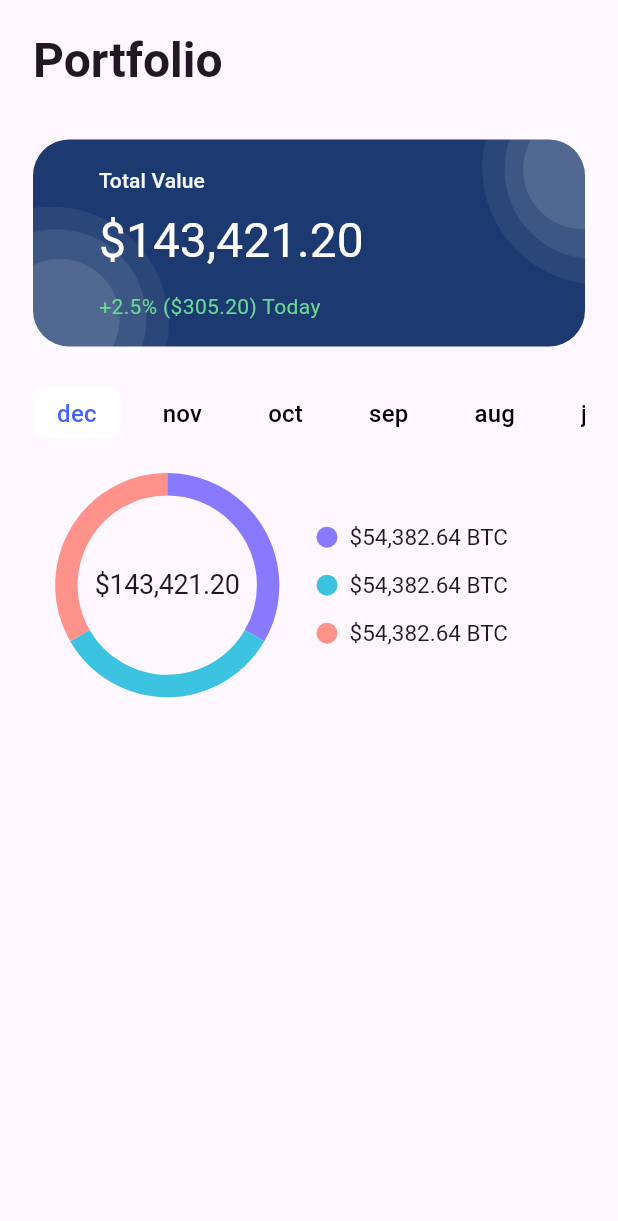
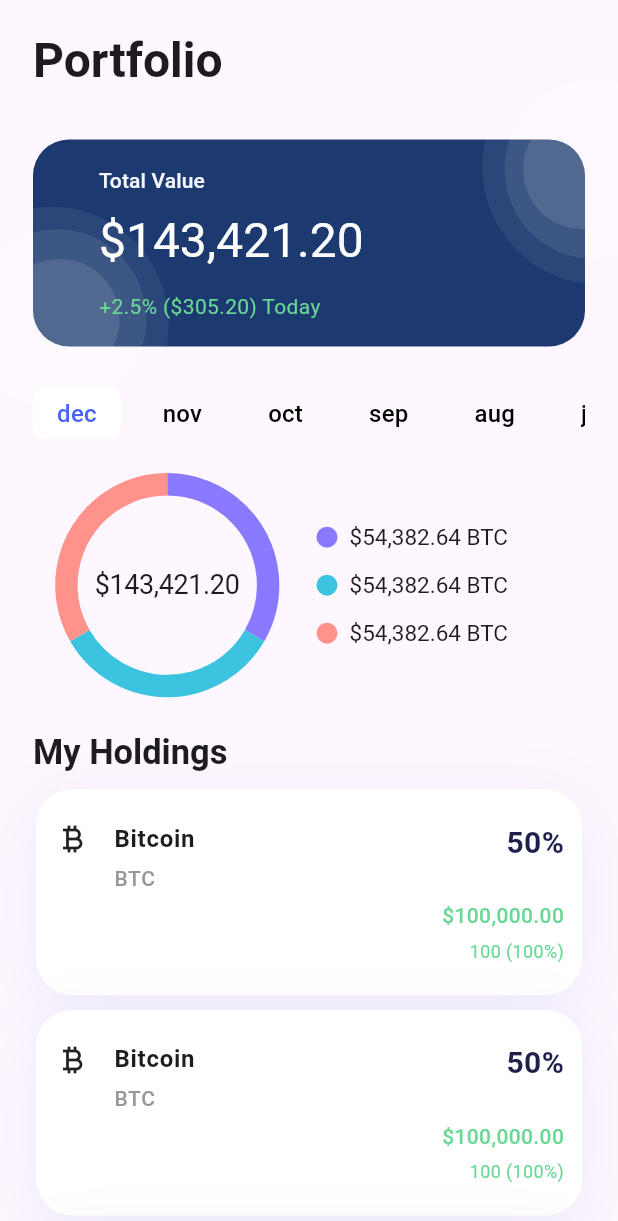
Before and after one commit to MohamedNaif/coin_gecko_graduation_project_metorship, a Flutter app: the screen it shows after launch, on a phone screen of 412 x 824 dp. Shown: the top 1221 px of the screen. Run offline on Flutter 3.47's test engine with Material 3 defaults, Android fonts, the phone set to English and light mode, and no system bars; drawn by our look-alikes of fl_chart; our stand-ins replace audioplayers, cherry_toast, dio, easy_localization, equatable, firebase_core and 7 more; accounts and stored records are empty; generated files the repository leaves out were written again.

Commit message:
feat(portfolio):Built Holding section and Cleaned up project structure by splitting and organizing the widget folder

```diff
--- /dev/null
+++ b/lib/features/data/model/holding_model.dart
@@ -0,0 +1,25 @@
+import 'package:flutter/material.dart';
+
+class PortfolioHolding {
+  const PortfolioHolding({
+    required this.name,
+    required this.symbol,
+    required this.allocationPercent,
+    required this.amountLabel,
+    required this.fiatValueLabel,
+    required this.dailyChangeLabel,
+    required this.dailyChangePercent,
+    required this.icon,
+    required this.accentColor,
+  });
+
+  final String name;
+  final String symbol;
+  final double allocationPercent;
+  final String amountLabel;
+  final String fiatValueLabel;
+  final String dailyChangeLabel;
+  final String dailyChangePercent;
+  final IconData icon;
+  final Color accentColor;
+}
--- a/lib/features/portfolio/widgets/distribution_card.dart
+++ b/lib/features/portfolio/widgets/distibution/distribution_card.dart
@@ -1,5 +1,5 @@
-import 'package:coin_gecko_graduation_project_metorship/features/portfolio/widgets/distribution_details.dart';
-import 'package:coin_gecko_graduation_project_metorship/features/portfolio/widgets/gradient_ring_chart.dart';
+import 'package:coin_gecko_graduation_project_metorship/features/portfolio/widgets/distibution/distribution_details.dart';
+import 'package:coin_gecko_graduation_project_metorship/features/portfolio/widgets/distibution/gradient_ring_chart.dart';
 import 'package:flutter/material.dart';
 
 class DistributionCard extends StatelessWidget {
--- /dev/null
+++ b/lib/features/portfolio/widgets/holding/holding_app_card.dart
@@ -0,0 +1,25 @@
+import 'package:coin_gecko_graduation_project_metorship/config/theme/app_colors.dart';
+import 'package:flutter/material.dart';
+
+class HoldingAppCard extends StatelessWidget {
+  const HoldingAppCard({super.key, required this.child});
+  final Widget child;
+
+  @override
+  Widget build(BuildContext context) {
+    return Container(
+      decoration: BoxDecoration(
+        color: AppColors.white,
+        borderRadius: BorderRadius.circular(24),
+        boxShadow: const [
+          BoxShadow(
+            color: Color(0x14344BC1),
+            blurRadius: 40,
+            offset: Offset(0, 10),
+          ),
+        ],
+      ),
+      child: child,
+    );
+  }
+}
--- /dev/null
+++ b/lib/features/portfolio/widgets/holding/holding_details.dart
@@ -0,0 +1,46 @@
+import 'package:coin_gecko_graduation_project_metorship/config/theme/app_colors.dart';
+import 'package:coin_gecko_graduation_project_metorship/core/extension/context_extention.dart';
+import 'package:coin_gecko_graduation_project_metorship/features/data/model/holding_model.dart';
+import 'package:flutter/material.dart';
+
+class HoldingDetails extends StatelessWidget {
+  const HoldingDetails({super.key, required this.holding});
+
+  final PortfolioHolding holding;
+
+  @override
+  Widget build(BuildContext context) {
+    return Column(
+      crossAxisAlignment: CrossAxisAlignment.end,
+      children: [
+        Text(
+          '${holding.allocationPercent.toStringAsFixed(0)}%',
+          style: const TextStyle(
+            fontWeight: FontWeight.w700,
+            fontSize: 20,
+            color: AppColors.primaryDark,
+          ),
+        ),
+        const SizedBox(height: 24),
+        Text(
+          holding.fiatValueLabel,
+          style: context.textTheme.bodyMedium?.copyWith(
+            overflow: TextOverflow.ellipsis,
+            color: AppColors.successLight,
+            fontWeight: FontWeight.w500,
+            fontSize: 14,
+          ),
+        ),
+        const SizedBox(height: 5),
+        Text(
+          '${holding.dailyChangeLabel} (${holding.dailyChangePercent})',
+          style: context.textTheme.bodyMedium?.copyWith(
+            overflow: TextOverflow.ellipsis,
+            color: AppColors.successLight,
+            fontSize: 12,
+          ),
+        ),
+      ],
+    );
+  }
+}
--- /dev/null
+++ b/lib/features/portfolio/widgets/holding/holding_info.dart
@@ -0,0 +1,33 @@
+import 'package:coin_gecko_graduation_project_metorship/config/theme/app_colors.dart';
+import 'package:coin_gecko_graduation_project_metorship/core/extension/context_extention.dart';
+import 'package:coin_gecko_graduation_project_metorship/features/data/model/holding_model.dart';
+import 'package:flutter/material.dart';
+
+class HoldingInfo extends StatelessWidget {
+  const HoldingInfo({super.key, required this.holding});
+
+  final PortfolioHolding holding;
+
+  @override
+  Widget build(BuildContext context) {
+    return Column(
+      crossAxisAlignment: CrossAxisAlignment.start,
+      children: [
+        Text(
+          holding.name,
+          style: context.textTheme.bodyLarge?.copyWith(
+            fontWeight: FontWeight.w700,
+          ),
+        ),
+        const SizedBox(height: 4),
+        Text(
+          holding.symbol,
+          style: context.textTheme.bodyLarge?.copyWith(
+              fontSize: 14,
+              fontWeight: FontWeight.w500,
+              color: AppColors.gray300),
+        ),
+      ],
+    );
+  }
+}
--- /dev/null
+++ b/lib/features/portfolio/widgets/holding/holding_section.dart
@@ -0,0 +1,40 @@
+import 'package:coin_gecko_graduation_project_metorship/config/theme/app_colors.dart';
+import 'package:coin_gecko_graduation_project_metorship/features/data/model/holding_model.dart';
+import 'package:coin_gecko_graduation_project_metorship/features/portfolio/widgets/holding/holding_tile.dart';
+import 'package:flutter/material.dart';
+
+class HoldingsSection extends StatelessWidget {
+  const HoldingsSection({
+    super.key,
+  });
+
+// hardcode data for now
+
+  final PortfolioHolding _holdings = const PortfolioHolding(
+    name: 'Bitcoin',
+    symbol: 'BTC',
+    allocationPercent: 50,
+    amountLabel: '0.00000000 BTC',
+    fiatValueLabel: r'$100,000.00',
+    dailyChangeLabel: '100',
+    dailyChangePercent: '100%',
+    icon: Icons.currency_bitcoin,
+    accentColor: AppColors.primaryLight,
+  );
+
+  @override
+  Widget build(BuildContext context) {
+    return SliverPadding(
+      padding: const EdgeInsets.symmetric(horizontal: 24),
+      sliver: SliverList.separated(
+        itemBuilder: (context, index) {
+          return HoldingTile(
+            holding: _holdings,
+          );
+        },
+        separatorBuilder: (_, __) => const SizedBox(height: 10),
+        itemCount: 3,
+      ),
+    );
+  }
+}
--- /dev/null
+++ b/lib/features/portfolio/widgets/holding/holding_tile.dart
@@ -0,0 +1,34 @@
+import 'package:coin_gecko_graduation_project_metorship/features/data/model/holding_model.dart';
+import 'package:coin_gecko_graduation_project_metorship/features/portfolio/widgets/holding/holding_details.dart';
+import 'package:coin_gecko_graduation_project_metorship/features/portfolio/widgets/holding/holding_info.dart';
+import 'package:coin_gecko_graduation_project_metorship/features/portfolio/widgets/holding/holding_app_card.dart';
+import 'package:flutter/material.dart';
+
+class HoldingTile extends StatelessWidget {
+  const HoldingTile({
+    super.key,
+    required this.holding,
+  });
+
+  final PortfolioHolding holding;
+
+  @override
+  Widget build(BuildContext context) {
+    return HoldingAppCard(
+      child: Padding(
+        padding: const EdgeInsets.symmetric(vertical: 21, horizontal: 12),
+        child: Row(
+          crossAxisAlignment: CrossAxisAlignment.start,
+          children: [
+            Icon(Icons.currency_bitcoin),
+            const SizedBox(width: 16),
+            HoldingInfo(holding: holding),
+            const Spacer(),
+            const SizedBox(width: 16),
+            HoldingDetails(holding: holding),
+          ],
+        ),
+      ),
+    );
+  }
+}
--- a/lib/features/portfolio/widgets/portfolio_body.dart
+++ b/lib/features/portfolio/widgets/portfolio_body.dart
@@ -1,7 +1,8 @@
 import 'package:coin_gecko_graduation_project_metorship/core/extension/context_extention.dart';
-import 'package:coin_gecko_graduation_project_metorship/features/portfolio/widgets/distribution_card.dart';
-import 'package:coin_gecko_graduation_project_metorship/features/portfolio/widgets/month_filter_bar.dart';
-import 'package:coin_gecko_graduation_project_metorship/features/portfolio/widgets/portfolio_summary_card.dart';
+import 'package:coin_gecko_graduation_project_metorship/features/portfolio/widgets/distibution/distribution_card.dart';
+import 'package:coin_gecko_graduation_project_metorship/features/portfolio/widgets/holding/holding_section.dart';
+import 'package:coin_gecko_graduation_project_metorship/features/portfolio/widgets/tab_bar/month_filter_bar.dart';
+import 'package:coin_gecko_graduation_project_metorship/features/portfolio/widgets/summary_cart/portfolio_summary_card.dart';
 import 'package:flutter/material.dart';
 
 class PortfolioBody extends StatelessWidget {
@@ -29,11 +30,19 @@ class PortfolioBody extends StatelessWidget {
                   const SizedBox(height: 27),
                   const MonthFilterBar(),
                   const SizedBox(height: 27),
-                  const DistributionCard()
+                  const DistributionCard(),
+                  const SizedBox(height: 27),
+                  Text(
+                    'My Holdings',
+                    style: context.textTheme.headlineLarge
+                        ?.copyWith(fontSize: 23, fontWeight: FontWeight.w700),
+                  ),
+                  const SizedBox(height: 10),
                 ],
               ),
             ),
           ),
+          const HoldingsSection(),
         ],
       ),
     );
--- a/lib/features/portfolio/widgets/portfolio_summary_card.dart
+++ b/lib/features/portfolio/widgets/summary_cart/portfolio_summary_card.dart
@@ -1,6 +1,6 @@
 import 'package:coin_gecko_graduation_project_metorship/config/theme/app_colors.dart';
-import 'package:coin_gecko_graduation_project_metorship/features/portfolio/widgets/portfolio_background.dart';
-import 'package:coin_gecko_graduation_project_metorship/features/portfolio/widgets/portfolio_summary_content.dart';
+import 'package:coin_gecko_graduation_project_metorship/features/portfolio/widgets/summary_cart/portfolio_background.dart';
+import 'package:coin_gecko_graduation_project_metorship/features/portfolio/widgets/summary_cart/portfolio_summary_content.dart';
 import 'package:flutter/material.dart';
 
 class PortfolioSummaryCard extends StatelessWidget {
--- a/lib/features/portfolio/widgets/month_filter_bar.dart
+++ b/lib/features/portfolio/widgets/tab_bar/month_filter_bar.dart
@@ -1,5 +1,5 @@
 import 'package:coin_gecko_graduation_project_metorship/core/extension/context_extention.dart';
-import 'package:coin_gecko_graduation_project_metorship/features/portfolio/widgets/month_filter_bar_item.dart';
+import 'package:coin_gecko_graduation_project_metorship/features/portfolio/widgets/tab_bar/month_filter_bar_item.dart';
 import 'package:flutter/material.dart';
 
 class MonthFilterBar extends StatefulWidget {
```
Also changed, not shown: lib/features/portfolio/widgets/distibution/distribution_details.dart (renamed from lib/features/portfolio/widgets/distribution_details.dart), lib/features/portfolio/widgets/distibution/gradient_ring_chart.dart (renamed from lib/features/portfolio/widgets/gradient_ring_chart.dart), lib/features/portfolio/widgets/summary_cart/portfolio_background.dart (renamed from lib/features/portfolio/widgets/portfolio_background.dart), lib/features/portfolio/widgets/summary_cart/portfolio_summary_content.dart (renamed from lib/features/portfolio/widgets/portfolio_summary_content.dart), lib/features/portfolio/widgets/tab_bar/month_filter_bar_item.dart (renamed from lib/features/portfolio/widgets/month_filter_bar_item.dart).
